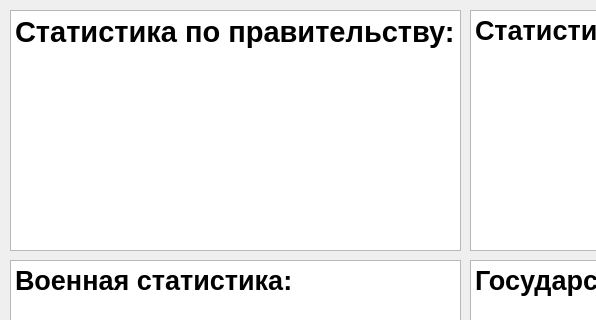
vladyan18/MagaGame, file dialogs/statistic.ui: the form before one commit; both pictures show x 0 to 596 and y 0 to 320 of the 930 by 531 pixel window.
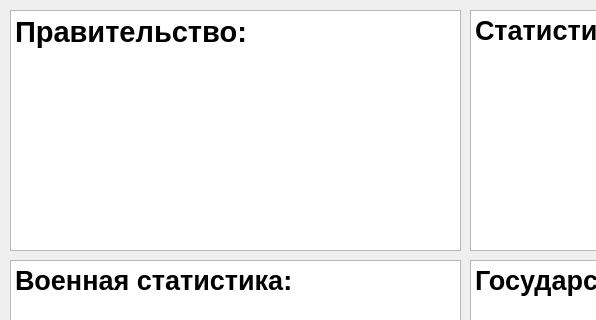
The form after the commit.

```diff
--- a/dialogs/statistic.ui
+++ b/dialogs/statistic.ui
@@ -31,9 +31,9 @@
     <string>&lt;!DOCTYPE HTML PUBLIC &quot;-//W3C//DTD HTML 4.0//EN&quot; &quot;http://www.w3.org/TR/REC-html40/strict.dtd&quot;&gt;
 &lt;html&gt;&lt;head&gt;&lt;meta name=&quot;qrichtext&quot; content=&quot;1&quot; /&gt;&lt;style type=&quot;text/css&quot;&gt;
 p, li { white-space: pre-wrap; }
-&lt;/style&gt;&lt;/head&gt;&lt;body style=&quot; font-family:'Ubuntu'; font-size:11pt; font-weight:400; font-style:normal;&quot;&gt;
-&lt;p style=&quot; margin-top:0px; margin-bottom:0px; margin-left:0px; margin-right:0px; -qt-block-indent:0; text-indent:0px;&quot;&gt;&lt;span style=&quot; font-size:22pt; font-weight:600;&quot;&gt;Статистика по правительству:&lt;/span&gt;&lt;/p&gt;
-&lt;p style=&quot;-qt-paragraph-type:empty; margin-top:0px; margin-bottom:0px; margin-left:0px; margin-right:0px; -qt-block-indent:0; text-indent:0px;&quot;&gt;&lt;br /&gt;&lt;/p&gt;&lt;/body&gt;&lt;/html&gt;</string>
+&lt;/style&gt;&lt;/head&gt;&lt;body style=&quot; font-family:'MS Shell Dlg 2'; font-size:8.25pt; font-weight:400; font-style:normal;&quot;&gt;
+&lt;p style=&quot; margin-top:0px; margin-bottom:0px; margin-left:0px; margin-right:0px; -qt-block-indent:0; text-indent:0px;&quot;&gt;&lt;span style=&quot; font-family:'Ubuntu'; font-size:22pt; font-weight:600;&quot;&gt;Правительство:&lt;/span&gt;&lt;/p&gt;
+&lt;p style=&quot;-qt-paragraph-type:empty; margin-top:0px; margin-bottom:0px; margin-left:0px; margin-right:0px; -qt-block-indent:0; text-indent:0px; font-family:'Ubuntu'; font-size:11pt;&quot;&gt;&lt;br /&gt;&lt;/p&gt;&lt;/body&gt;&lt;/html&gt;</string>
    </property>
   </widget>
   <widget class="QPushButton" name="pushButton">
```
Left out of the diff: 18 changed lines with no effect on the pictures.
